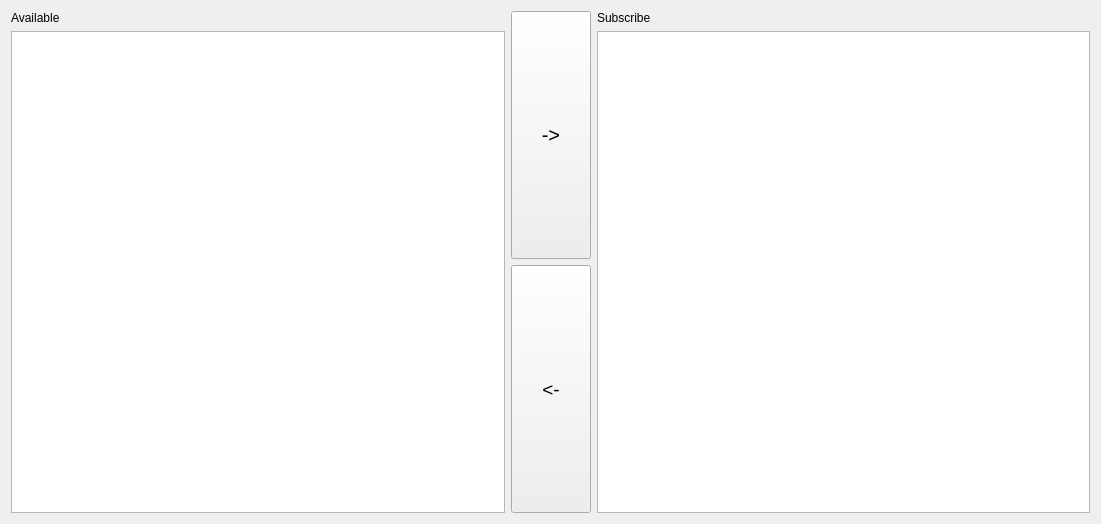
This is newspaperlistview.ui in medvecm98/bp_program as Qt 5 draws it before an edit. The edited form follows.
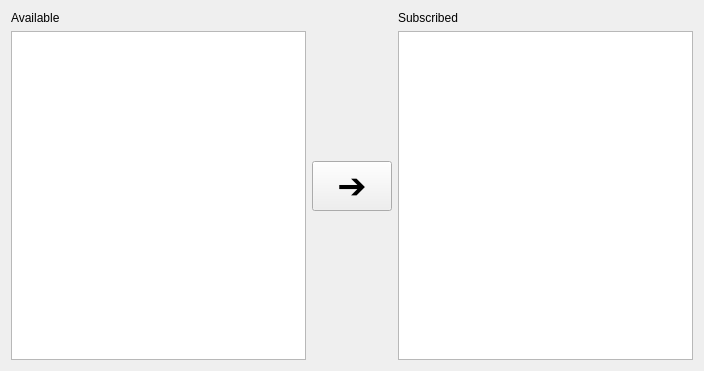
This is the edited form.

```diff
--- a/newspaperlistview.ui
+++ b/newspaperlistview.ui
@@ -6,8 +6,8 @@
    <rect>
     <x>0</x>
     <y>0</y>
-    <width>1101</width>
-    <height>524</height>
+    <width>704</width>
+    <height>371</height>
    </rect>
   </property>
   <property name="windowTitle">
@@ -26,12 +26,25 @@
         </widget>
        </item>
        <item>
-        <widget class="QListWidget" name="listWidget_subscribed"/>
+        <widget class="QListWidget" name="listWidget_available"/>
        </item>
       </layout>
      </item>
      <item>
       <layout class="QVBoxLayout" name="verticalLayout">
+       <item>
+        <spacer name="verticalSpacer">
+         <property name="orientation">
+          <enum>Qt::Vertical</enum>
+         </property>
+         <property name="sizeHint" stdset="0">
+          <size>
+           <width>20</width>
+           <height>40</height>
+          </size>
+         </property>
+        </spacer>
+       </item>
        <item>
         <widget class="QPushButton" name="pushButton">
          <property name="sizePolicy">
@@ -42,31 +55,26 @@
          </property>
          <property name="font">
           <font>
-           <pointsize>15</pointsize>
+           <pointsize>26</pointsize>
           </font>
          </property>
          <property name="text">
-          <string>-&gt;</string>
+          <string>➔</string>
          </property>
         </widget>
        </item>
        <item>
-        <widget class="QPushButton" name="pushButton_unsub">
-         <property name="sizePolicy">
-          <sizepolicy hsizetype="Minimum" vsizetype="Minimum">
-           <horstretch>0</horstretch>
-           <verstretch>0</verstretch>
-          </sizepolicy>
+        <spacer name="verticalSpacer_2">
+         <property name="orientation">
+          <enum>Qt::Vertical</enum>
          </property>
-         <property name="font">
-          <font>
-           <pointsize>14</pointsize>
-          </font>
+         <property name="sizeHint" stdset="0">
+          <size>
+           <width>20</width>
+           <height>40</height>
+          </size>
          </property>
-         <property name="text">
-          <string>&lt;-</string>
-         </property>
-        </widget>
+        </spacer>
        </item>
       </layout>
      </item>
@@ -75,12 +83,12 @@
        <item>
         <widget class="QLabel" name="label">
          <property name="text">
-          <string>Subscribe</string>
+          <string>Subscribed</string>
          </property>
         </widget>
        </item>
        <item>
-        <widget class="QListWidget" name="listWidget_available"/>
+        <widget class="QListWidget" name="listWidget_subscribed"/>
        </item>
       </layout>
      </item>
```
Left out of the diff: 2 changed lines with no effect on the pictures.
